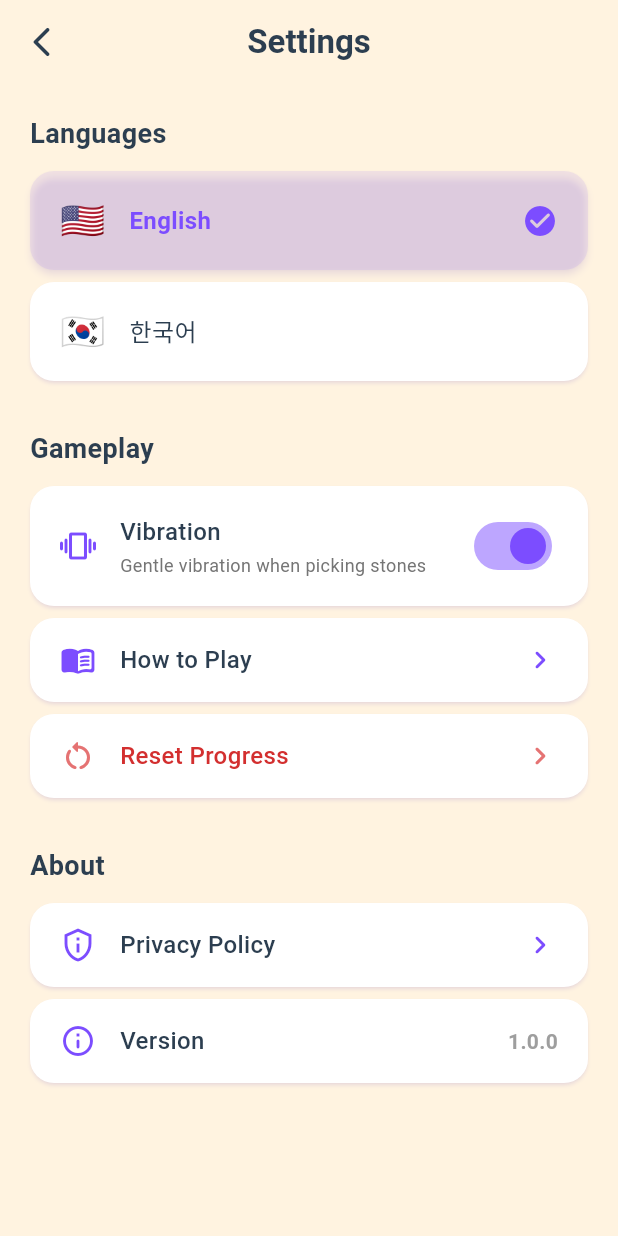
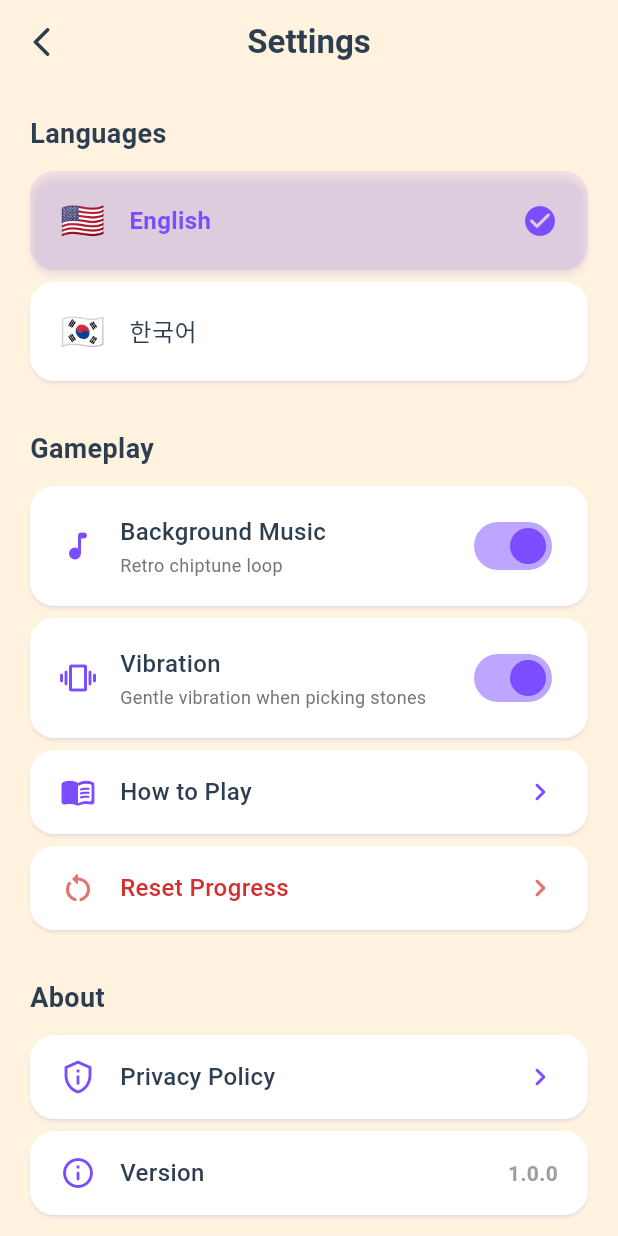
Before and after one commit to rnak24-lab/MATH-GAME, a Flutter app: the StageSelectScreen screen opened directly with sample values from the repository, after a tap on the "settings" icon, on a phone screen of 412 x 824 dp. Run offline on Flutter 3.47's test engine with Material 3 defaults, Android fonts, the phone set to English and light mode, and no system bars; our stand-ins replace audioplayers, google_mobile_ads, shared_preferences, webview_flutter; accounts and stored records are empty.

Commit message:
feat(nim): 고전 퍼즐게임풍 자체 제작 칩튠 BGM + 배경음악 설정
- tool/gen_bgm.dart: 칩튠 합성기 (사각파 멜로디 + 삼각파 베이스, A단조 96BPM,
  8마디 20초 심리스 루프, 22kHz mono WAV 882KB) — 저작권 無, 완전 자체 제작
- assets/audio/bgm_main.wav 생성·등록
- MusicService: audioplayers 루프 재생 (볼륨 0.45, 실패 무해 처리)
- AppSettings.music + 설정 화면 "배경음악" 토글 (en/ko)
- 앱 시작 시 자동 재생 (설정 OFF면 스킵)

귀여움 규칙 준수: 차분·반복·저자극 ("생각하는 게임" 톤, 드럼 없음)

Co-Authored-By: Claude Opus 4.8 <noreply@anthropic.com>

```diff
--- a/math_game_flutter/lib/l10n/app_strings.dart
+++ b/math_game_flutter/lib/l10n/app_strings.dart
@@ -259,6 +259,14 @@ class AppStrings {
     'settingsGameplay': {
       'en': 'Gameplay',
       'ko': '게임',
+    },
+    'musicTitle': {
+      'en': 'Background Music',
+      'ko': '배경음악',
+    },
+    'musicDesc': {
+      'en': 'Retro chiptune loop',
+      'ko': '고전 게임풍 칩튠',
     },
     'hapticsTitle': {
       'en': 'Vibration',
--- a/math_game_flutter/lib/main.dart
+++ b/math_game_flutter/lib/main.dart
@@ -5,6 +5,7 @@ import 'providers/locale_provider.dart';
 import 'screens/home_screen.dart';
 import 'services/ad_service.dart';
 import 'services/app_settings.dart';
+import 'services/music_service.dart';
 
 void main() {
   WidgetsFlutterBinding.ensureInitialized();
@@ -93,6 +94,11 @@ class _SplashScreenState extends State<SplashScreen>
       widget.localeProvider.load(),
       AppSettings.instance.load(),
     ]);
+
+    // 배경음악 시작 (설정 ON일 때만, 실패해도 무해)
+    if (AppSettings.instance.music) {
+      MusicService.instance.start();
+    }
 
     await Future.delayed(const Duration(milliseconds: 2200));
 
--- a/math_game_flutter/lib/screens/settings_screen.dart
+++ b/math_game_flutter/lib/screens/settings_screen.dart
@@ -1,6 +1,7 @@
 import 'package:flutter/material.dart';
 import '../providers/locale_provider.dart';
 import '../services/app_settings.dart';
+import '../services/music_service.dart';
 import '../game/stage_manager.dart';
 import 'privacy_policy_screen.dart';
 
@@ -94,6 +95,57 @@ class _SettingsScreenState extends State<SettingsScreen> {
           const SizedBox(height: 24),
           _sectionTitle(s.get('settingsGameplay')),
           const SizedBox(height: 12),
+          // 배경음악 토글
+          Padding(
+            padding: const EdgeInsets.only(bottom: 8),
+            child: _card(
+              onTap: () async {
+                final on = !AppSettings.instance.music;
+                await AppSettings.instance.setMusic(on);
+                await MusicService.instance.setEnabled(on);
+                setState(() {});
+              },
+              child: Row(
+                children: [
+                  const Icon(Icons.music_note_rounded,
+                      color: Color(0xFF7C4DFF)),
+                  const SizedBox(width: 16),
+                  Expanded(
+                    child: Column(
+                      crossAxisAlignment: CrossAxisAlignment.start,
+                      children: [
+                        Text(
+                          s.get('musicTitle'),
+                          style: const TextStyle(
+                            fontSize: 16,
+                            fontWeight: FontWeight.w500,
+                            color: Color(0xFF2C3E50),
+                          ),
+                        ),
+                        const SizedBox(height: 2),
+                        Text(
+                          s.get('musicDesc'),
+                          style: TextStyle(
+                            fontSize: 12,
+                            color: Colors.grey[600],
+                          ),
+                        ),
+                      ],
+                    ),
+                  ),
+                  Switch(
+                    value: AppSettings.instance.music,
+                    activeColor: const Color(0xFF7C4DFF),
+                    onChanged: (v) async {
+                      await AppSettings.instance.setMusic(v);
+                      await MusicService.instance.setEnabled(v);
+                      setState(() {});
+                    },
+                  ),
+                ],
+              ),
+            ),
+          ),
           // 진동 효과 토글
           Padding(
             padding: const EdgeInsets.only(bottom: 8),
--- a/math_game_flutter/lib/services/app_settings.dart
+++ b/math_game_flutter/lib/services/app_settings.dart
@@ -7,13 +7,18 @@ class AppSettings {
   static final AppSettings instance = AppSettings._();
 
   static const String _hapticsKey = 'settings_haptics';
+  static const String _musicKey = 'settings_music';
 
   /// 진동(햅틱) 효과 — 돌 집기/확정/승패 순간에 가벼운 진동.
   bool haptics = true;
 
+  /// 배경음악 (칩튠 루프).
+  bool music = true;
+
   Future<void> load() async {
     final prefs = await SharedPreferences.getInstance();
     haptics = prefs.getBool(_hapticsKey) ?? true;
+    music = prefs.getBool(_musicKey) ?? true;
   }
 
   Future<void> setHaptics(bool v) async {
@@ -21,4 +26,10 @@ class AppSettings {
     final prefs = await SharedPreferences.getInstance();
     await prefs.setBool(_hapticsKey, v);
   }
+
+  Future<void> setMusic(bool v) async {
+    music = v;
+    final prefs = await SharedPreferences.getInstance();
+    await prefs.setBool(_musicKey, v);
+  }
 }
--- /dev/null
+++ b/math_game_flutter/lib/services/music_service.dart
@@ -0,0 +1,38 @@
+import 'package:audioplayers/audioplayers.dart';
+
+/// 배경음악 서비스 — 고전 퍼즐게임풍 칩튠 루프 (tool/gen_bgm.dart로 생성한 자체 제작곡).
+/// 설정의 배경음악 토글과 연동. 실패해도 앱 흐름엔 영향 없음.
+class MusicService {
+  MusicService._();
+  static final MusicService instance = MusicService._();
+
+  final AudioPlayer _player = AudioPlayer();
+  bool _started = false;
+
+  Future<void> start() async {
+    if (_started) return;
+    _started = true;
+    try {
+      await _player.setReleaseMode(ReleaseMode.loop);
+      await _player.setVolume(0.45);
+      await _player.play(AssetSource('audio/bgm_main.wav'));
+    } catch (_) {
+      // 웹 자동재생 차단 등 — 조용히 무시 (다음 setEnabled(true)에서 재시도)
+      _started = false;
+    }
+  }
+
+  Future<void> setEnabled(bool on) async {
+    try {
+      if (on) {
+        if (_started) {
+          await _player.resume();
+        } else {
+          await start();
+        }
+      } else {
+        await _player.pause();
+      }
+    } catch (_) {}
+  }
+}
--- a/math_game_flutter/pubspec.yaml
+++ b/math_game_flutter/pubspec.yaml
@@ -37,6 +37,7 @@ dependencies:
   shared_preferences: ^2.2.2
   google_mobile_ads: ^5.2.0
   webview_flutter: ^4.7.0
+  audioplayers: ^6.1.0
 
 dev_dependencies:
   flutter_test:
@@ -70,6 +71,7 @@ flutter:
   assets:
     - assets/midnight/
     - assets/midnight/gif/
+    - assets/audio/
     - assets/app_icon.png
     - assets/app_icon_master.png
 
```
Also changed, not shown: math_game_flutter/tool/gen_bgm.dart (added, +131 -0 lines), math_game_flutter/pubspec.lock, 1 other file.
